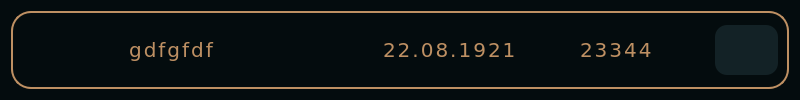
The window that source/ui/ui_payment_widget.ui (xtern0o/MoneyViewer) describes before a commit, drawn with Qt 5.
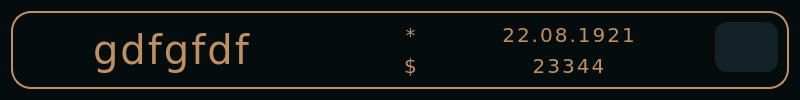
The same window after the commit. Icons and pictures are not drawn.

```diff
--- a/source/ui/ui_payment_widget.ui
+++ b/source/ui/ui_payment_widget.ui
@@ -77,7 +77,58 @@
       <enum>QFrame::Raised</enum>
      </property>
      <layout class="QGridLayout" name="gridLayout">
-      <item row="0" column="6">
+      <item row="0" column="0" rowspan="2">
+       <widget class="QLabel" name="name_lbl">
+        <property name="minimumSize">
+         <size>
+          <width>300</width>
+          <height>0</height>
+         </size>
+        </property>
+        <property name="maximumSize">
+         <size>
+          <width>16777215</width>
+          <height>50</height>
+         </size>
+        </property>
+        <property name="styleSheet">
+         <string notr="true">font-size: 40px;</string>
+        </property>
+        <property name="text">
+         <string>gdfgfdf</string>
+        </property>
+        <property name="alignment">
+         <set>Qt::AlignCenter</set>
+        </property>
+       </widget>
+      </item>
+      <item row="0" column="3" rowspan="2">
+       <spacer name="horizontalSpacer_3">
+        <property name="orientation">
+         <enum>Qt::Horizontal</enum>
+        </property>
+        <property name="sizeHint" stdset="0">
+         <size>
+          <width>40</width>
+          <height>20</height>
+         </size>
+        </property>
+       </spacer>
+      </item>
+      <item row="0" column="1" rowspan="2">
+       <spacer name="horizontalSpacer_2">
+        <property name="orientation">
+         <enum>Qt::Horizontal</enum>
+        </property>
+        <property name="sizeHint" stdset="0">
+         <size>
+          <width>40</width>
+          <height>20</height>
+         </size>
+        </property>
+       </spacer>
+      </item>
+      <item row="0" column="7">
        <widget class="QPushButton" name="settings_btn">
         <property name="minimumSize">
          <size>
@@ -100,21 +151,17 @@
         </property>
        </widget>
       </item>
-      <item row="0" column="2">
+      <item row="0" column="4">
        <widget class="QLabel" name="date_lbl">
         <property name="text">
          <string>22.08.1921</string>
         </property>
-       </widget>
-      </item>
-      <item row="0" column="4">
-       <widget class="QLabel" name="cost_lbl">
-        <property name="text">
-         <string>23344</string>
+        <property name="alignment">
+         <set>Qt::AlignCenter</set>
         </property>
        </widget>
       </item>
-      <item row="0" column="3">
+      <item row="0" column="5" rowspan="2">
        <spacer name="horizontalSpacer">
         <property name="orientation">
          <enum>Qt::Horizontal</enum>
@@ -127,53 +174,56 @@
         </property>
        </spacer>
       </item>
-      <item row="0" column="5">
-       <spacer name="horizontalSpacer_2">
-        <property name="orientation">
-         <enum>Qt::Horizontal</enum>
+      <item row="1" column="4">
+       <widget class="QLabel" name="cost_lbl">
+        <property name="text">
+         <string>23344</string>
         </property>
-        <property name="sizeHint" stdset="0">
-         <size>
-          <width>40</width>
-          <height>20</height>
-         </size>
+        <property name="alignment">
+         <set>Qt::AlignCenter</set>
         </property>
-       </spacer>
+       </widget>
       </item>
-      <item row="0" column="0">
-       <widget class="QLabel" name="name_lbl">
+      <item row="0" column="2">
+       <widget class="QLabel" name="label_date_ico">
         <property name="minimumSize">
          <size>
-          <width>300</width>
+          <width>23</width>
           <height>0</height>
          </size>
         </property>
         <property name="maximumSize">
          <size>
-          <width>16777215</width>
-          <height>50</height>
+          <width>23</width>
+          <height>16777215</height>
          </size>
         </property>
         <property name="text">
-         <string>gdfgfdf</string>
+         <string>*</string>
+        </property>
+        <property name="pixmap">
+         <pixmap>../icons/calendar.png</pixmap>
+        </property>
+        <property name="scaledContents">
+         <bool>true</bool>
         </property>
         <property name="alignment">
          <set>Qt::AlignCenter</set>
         </property>
+        <property name="wordWrap">
+         <bool>false</bool>
+        </property>
        </widget>
       </item>
-      <item row="0" column="1">
-       <spacer name="horizontalSpacer_3">
-        <property name="orientation">
-         <enum>Qt::Horizontal</enum>
+      <item row="1" column="2">
+       <widget class="QLabel" name="label_money_ico">
+        <property name="text">
+         <string>$</string>
         </property>
-        <property name="sizeHint" stdset="0">
-         <size>
-          <width>40</width>
-          <height>20</height>
-         </size>
+        <property name="alignment">
+         <set>Qt::AlignCenter</set>
         </property>
-       </spacer>
+       </widget>
       </item>
      </layout>
     </widget>
```
